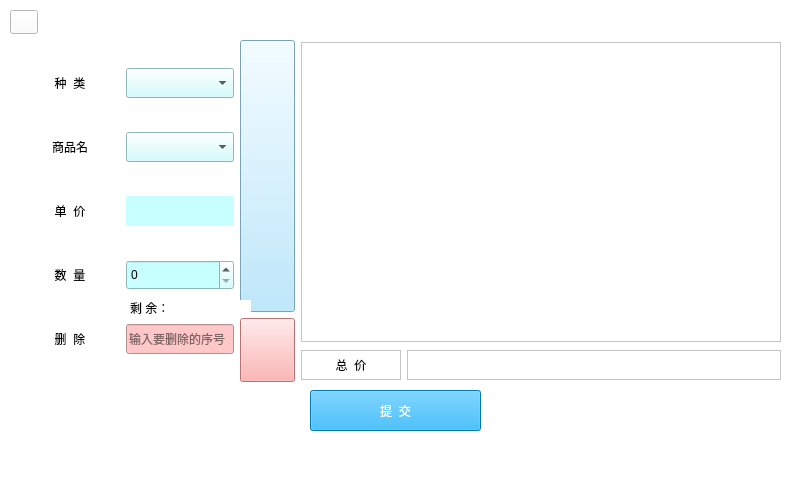
Before: the Qt Designer form settlementwindow.ui in cbt-98/Supermarket-Management-System, drawn with Qt 5.
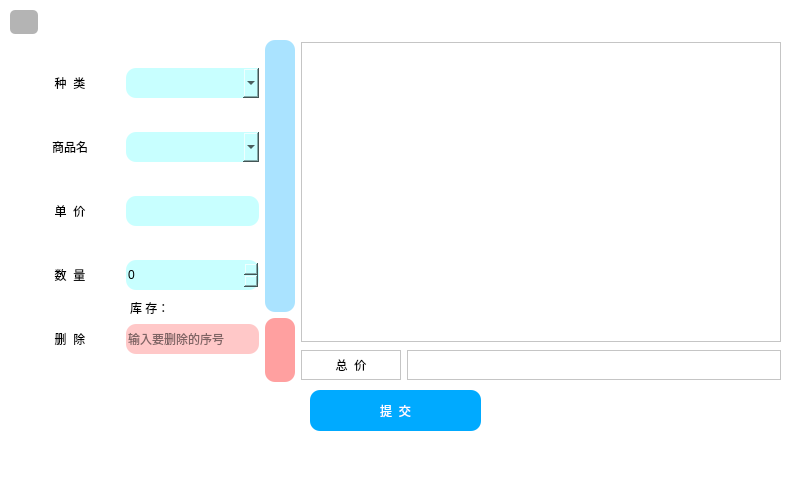
After: the same form once the commit is applied. Icons and pictures are not drawn.

```diff
--- a/settlementwindow.ui
+++ b/settlementwindow.ui
@@ -27,7 +27,8 @@
      </rect>
     </property>
     <property name="styleSheet">
-     <string notr="true">background-color: rgb(255, 255, 255);</string>
+     <string notr="true">background-color: rgb(180, 180, 180);
+border-radius:5px;</string>
     </property>
     <property name="text">
      <string/>
@@ -49,7 +50,8 @@
     <property name="styleSheet">
      <string notr="true">color: rgb(255, 255, 255);
 background-color: rgb(0, 170, 255);
-font: 16pt &quot;黑体&quot;;</string>
+font: 16pt &quot;黑体&quot;;
+border-radius:10px;</string>
     </property>
     <property name="text">
      <string>提  交</string>
@@ -106,7 +108,8 @@
            <property name="styleSheet">
             <string notr="true">color: rgb(0, 0, 0);
 background-color: rgb(200, 255, 255);
-font: 12pt &quot;黑体&quot;;</string>
+font: 12pt &quot;黑体&quot;;
+border-radius:10px;</string>
            </property>
           </widget>
          </item>
@@ -151,7 +154,8 @@
            <property name="styleSheet">
             <string notr="true">color: rgb(0, 0, 0);
 background-color: rgb(200, 255, 255);
-font: 12pt &quot;黑体&quot;;</string>
+font: 12pt &quot;黑体&quot;;
+border-radius:10px;</string>
            </property>
           </widget>
          </item>
@@ -196,7 +200,8 @@
            <property name="styleSheet">
             <string notr="true">color: rgb(0, 0, 0);
 background-color: rgb(200, 255, 255);
-font: 12pt &quot;黑体&quot;;</string>
+font: 12pt &quot;黑体&quot;;
+border-radius:10px;</string>
            </property>
            <property name="text">
             <string/>
@@ -244,7 +249,8 @@
            <property name="styleSheet">
             <string notr="true">color: rgb(0, 0, 0);
 background-color: rgb(200, 255, 255);
-font: 12pt &quot;黑体&quot;;</string>
+font: 12pt &quot;黑体&quot;;
+border-radius:10px;</string>
            </property>
            <property name="maximum">
             <number>99999999</number>
@@ -292,7 +298,8 @@
            <property name="styleSheet">
             <string notr="true">color: rgb(0, 0, 0);
 background-color: rgb(255, 200, 200);
-font: 10pt &quot;黑体&quot;;</string>
+font: 10pt &quot;黑体&quot;;
+border-radius:10px;</string>
            </property>
            <property name="placeholderText">
             <string>输入要删除的序号</string>
@@ -308,7 +315,7 @@
        <item>
         <widget class="QPushButton" name="addBtn">
          <property name="sizePolicy">
-          <sizepolicy hsizetype="Expanding" vsizetype="Expanding">
+          <sizepolicy hsizetype="Fixed" vsizetype="Expanding">
            <horstretch>0</horstretch>
            <verstretch>0</verstretch>
           </sizepolicy>
@@ -319,10 +326,17 @@
            <height>0</height>
           </size>
          </property>
+         <property name="maximumSize">
+          <size>
+           <width>30</width>
+           <height>16777215</height>
+          </size>
+         </property>
          <property name="styleSheet">
           <string notr="true">color: rgb(0, 0, 0);
 background-color: rgb(170, 227, 255);
-font: 12pt &quot;黑体&quot;;</string>
+font: 12pt &quot;黑体&quot;;
+border-radius:10px;</string>
          </property>
          <property name="text">
           <string/>
@@ -336,21 +350,28 @@
        <item>
         <widget class="QPushButton" name="deleteBtn_2">
          <property name="sizePolicy">
-          <sizepolicy hsizetype="Preferred" vsizetype="Fixed">
+          <sizepolicy hsizetype="Fixed" vsizetype="Fixed">
            <horstretch>0</horstretch>
            <verstretch>0</verstretch>
           </sizepolicy>
          </property>
          <property name="minimumSize">
           <size>
-           <width>0</width>
+           <width>30</width>
            <height>64</height>
           </size>
          </property>
+         <property name="maximumSize">
+          <size>
+           <width>30</width>
+           <height>16777215</height>
+          </size>
+         </property>
          <property name="styleSheet">
           <string notr="true">color: rgb(0, 0, 0);
 background-color: rgb(255, 160, 160);
-font: 10pt &quot;黑体&quot;;</string>
+font: 10pt &quot;黑体&quot;;
+border-radius:10px;</string>
          </property>
          <property name="text">
           <string/>
@@ -462,7 +483,7 @@
 color: rgb(0, 0, 0);</string>
     </property>
     <property name="text">
-     <string>剩 余：</string>
+     <string>库 存：</string>
     </property>
    </widget>
   </widget>
```
